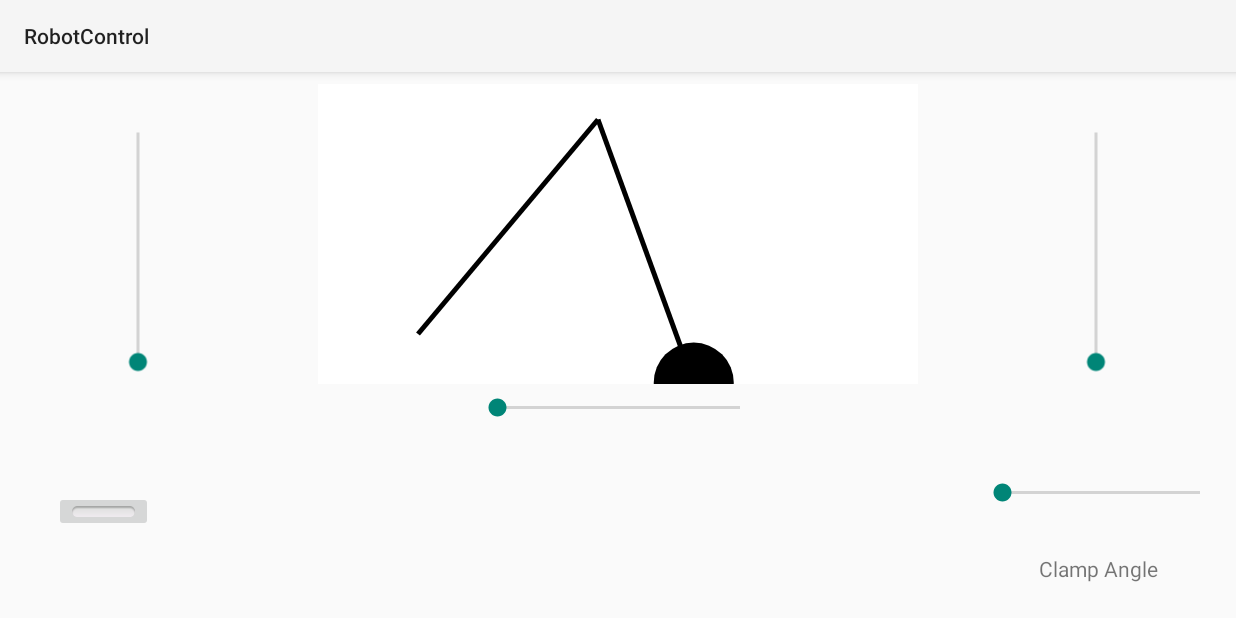
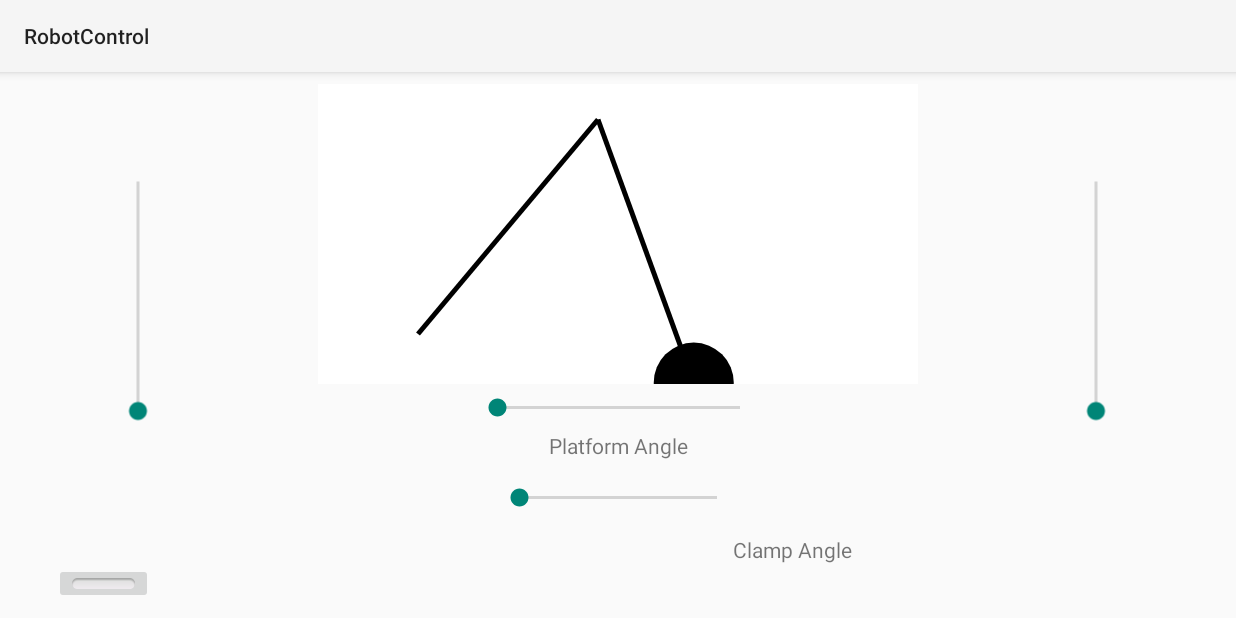
Before and after one commit to talentzxf/RaspberryPiRobot, an Android app: the screen it shows after launch (MainActivity), on a phone screen of 824 x 412 dp (held sideways). Run offline under Robolectric (Android 15) with nearby library versions, the phone set to English and light mode, and no system bars; our stand-ins replace data binding; 2 statements that could not run were skipped.

Commit message:
Some small adjustments

```diff
--- a/AndroidControl/app/src/main/res/layout/activity_main.xml
+++ b/AndroidControl/app/src/main/res/layout/activity_main.xml
@@ -20,6 +20,18 @@
         android:layout_height="match_parent">
 
         <TextView
+            android:id="@+id/platformAngleText"
+            android:layout_width="wrap_content"
+            android:layout_height="wrap_content"
+            android:layout_marginStart="8dp"
+            android:layout_marginTop="8dp"
+            android:layout_marginEnd="8dp"
+            android:text="@string/platformAngle"
+            app:layout_constraintEnd_toEndOf="parent"
+            app:layout_constraintStart_toStartOf="parent"
+            app:layout_constraintTop_toBottomOf="@+id/mainplatform" />
+
+        <TextView
             android:layout_width="wrap_content"
             android:layout_height="wrap_content"
             android:text="@{controllerModel.msg}"
@@ -33,9 +45,8 @@
         <SeekBar
             android:id="@+id/leftWheelSpeed"
             android:layout_width="185dp"
-            android:layout_height="218dp"
+            android:layout_height="283dp"
             android:layout_marginTop="8dp"
-            android:layout_marginEnd="8dp"
             android:max="200"
             android:min="0"
             android:progress="@={controllerModel.leftSpeed}"
@@ -46,8 +57,7 @@
         <SeekBar
             android:id="@+id/rightWheelSpeed"
             android:layout_width="185dp"
-            android:layout_height="218dp"
-            android:layout_marginStart="8dp"
+            android:layout_height="283dp"
             android:layout_marginTop="8dp"
             android:max="200"
             android:min="0"
@@ -112,23 +122,24 @@
             android:id="@+id/clampAngle"
             android:layout_width="164dp"
             android:layout_height="49dp"
+            android:layout_marginStart="8dp"
             android:layout_marginTop="8dp"
             android:layout_marginEnd="8dp"
             android:layout_marginBottom="8dp"
-            android:max="50"
+            android:max="60"
             android:min="10"
             android:progress="@={controllerModel.clampAngle}"
             app:layout_constraintBottom_toBottomOf="parent"
             app:layout_constraintEnd_toEndOf="parent"
-            app:layout_constraintTop_toBottomOf="@+id/leftWheelSpeed"
+            app:layout_constraintStart_toStartOf="parent"
+            app:layout_constraintTop_toBottomOf="@+id/mainplatform"
             app:layout_constraintVertical_bias="0.3" />
 
         <TextView
             android:id="@+id/clampAngleText"
             android:layout_width="wrap_content"
             android:layout_height="wrap_content"
-            android:layout_marginTop="16dp"
-            android:layout_marginEnd="52dp"
+            android:layout_marginEnd="256dp"
             android:text="@string/clampAngle"
             app:layout_constraintEnd_toEndOf="parent"
             app:layout_constraintTop_toBottomOf="@+id/clampAngle" />
--- a/AndroidControl/app/src/main/res/values/strings.xml
+++ b/AndroidControl/app/src/main/res/values/strings.xml
@@ -4,4 +4,5 @@
     <string name="rightwheelspeedformat">Right Speed:%d</string>
     <string name="leftwheelspeedformat">Left Speed:%d</string>
     <string name="clampAngle">Clamp Angle</string>
+    <string name="platformAngle">Platform Angle</string>
 </resources>
```
